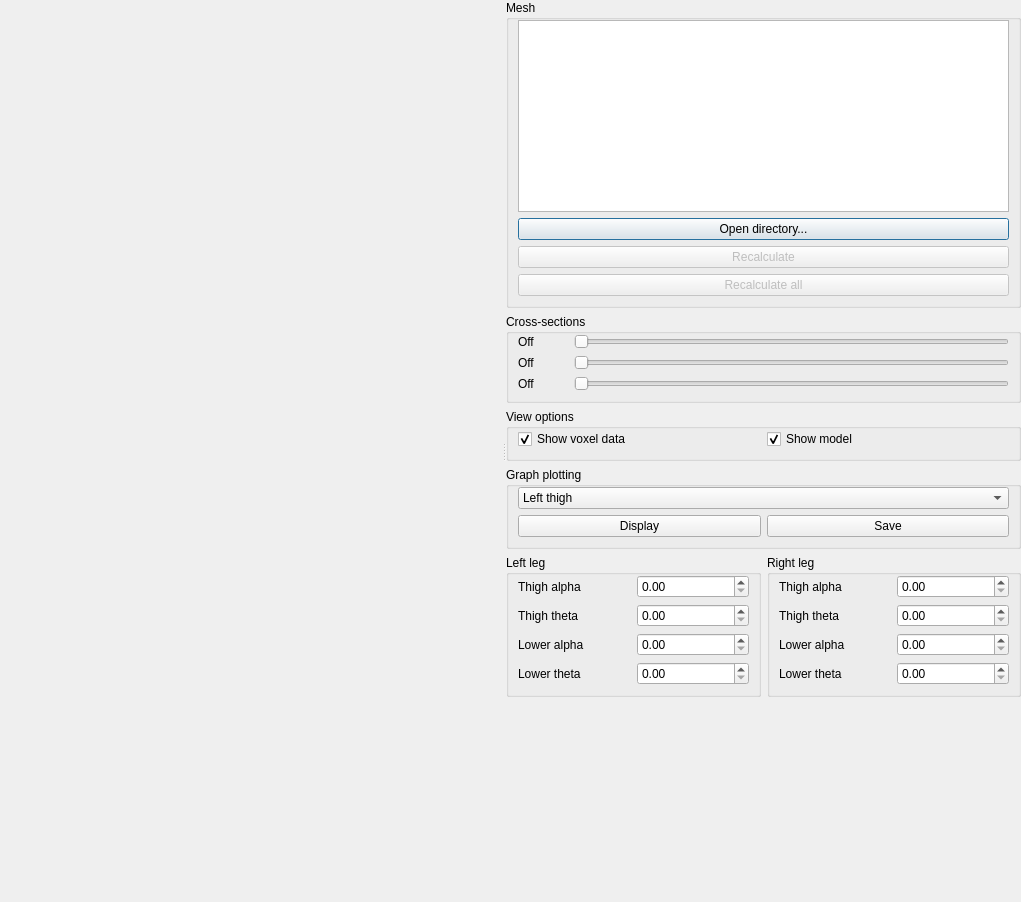
Above: modelfitting/src/mainwindow.ui from davidsansome/gait-modelfitting before the change. Below: the same form after it.
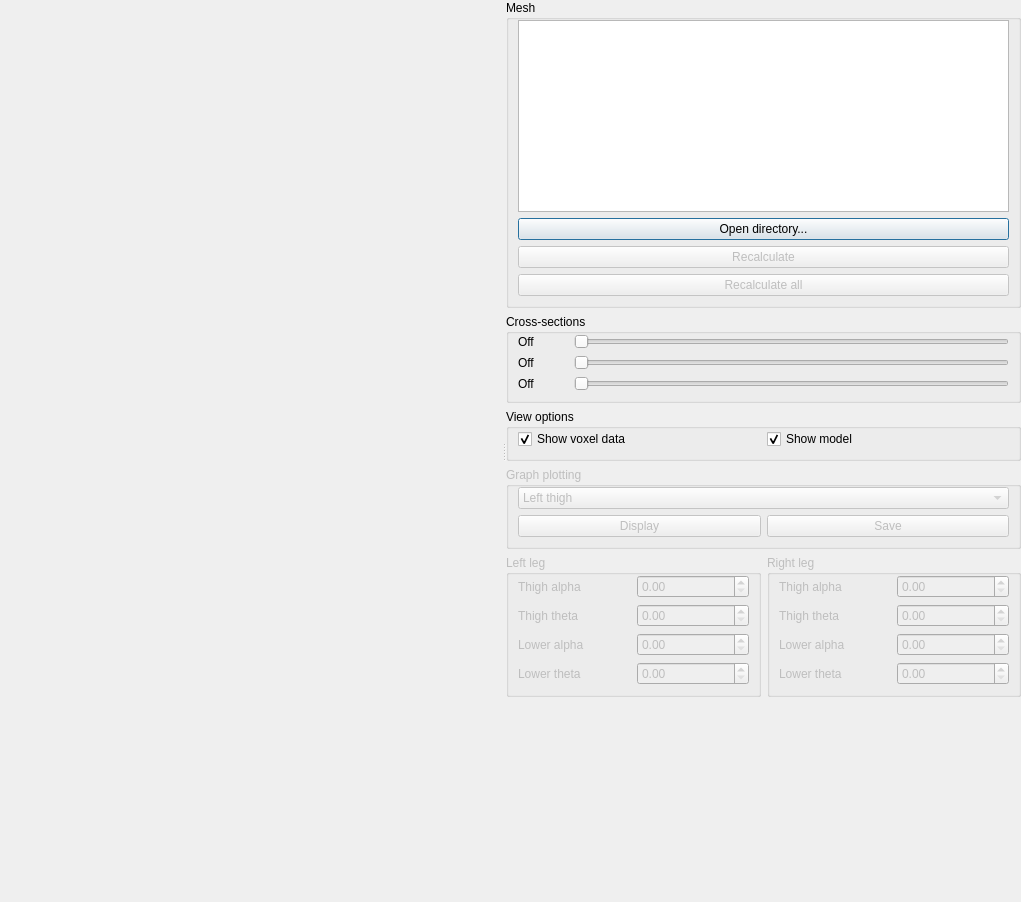
That is the form after the change. Custom widgets are drawn as their Qt base class.

```diff
--- a/modelfitting/src/mainwindow.ui
+++ b/modelfitting/src/mainwindow.ui
@@ -119,7 +119,7 @@
        </item>
       </layout>
      </widget>
-     <widget class="QWidget" name="" >
+     <widget class="QWidget" name="layoutWidget" >
       <layout class="QVBoxLayout" name="verticalLayout_2" >
        <item>
         <widget class="QGroupBox" name="meshGroup" >
@@ -274,7 +274,10 @@
         </widget>
        </item>
        <item>
-        <widget class="QGroupBox" name="groupBox_3" >
+        <widget class="QGroupBox" name="graphGroup" >
+         <property name="enabled" >
+          <bool>false</bool>
+         </property>
          <property name="title" >
           <string>Graph plotting</string>
          </property>
@@ -326,7 +329,10 @@
        <item>
         <layout class="QHBoxLayout" name="horizontalLayout" >
          <item>
-          <widget class="QGroupBox" name="groupBox_4" >
+          <widget class="QGroupBox" name="leftLegGroup" >
+           <property name="enabled" >
+            <bool>false</bool>
+           </property>
            <property name="title" >
             <string>Left leg</string>
            </property>
@@ -378,7 +384,10 @@
           </widget>
          </item>
          <item>
-          <widget class="QGroupBox" name="groupBox_5" >
+          <widget class="QGroupBox" name="rightLegGroup" >
+           <property name="enabled" >
+            <bool>false</bool>
+           </property>
            <property name="title" >
             <string>Right leg</string>
            </property>
```
